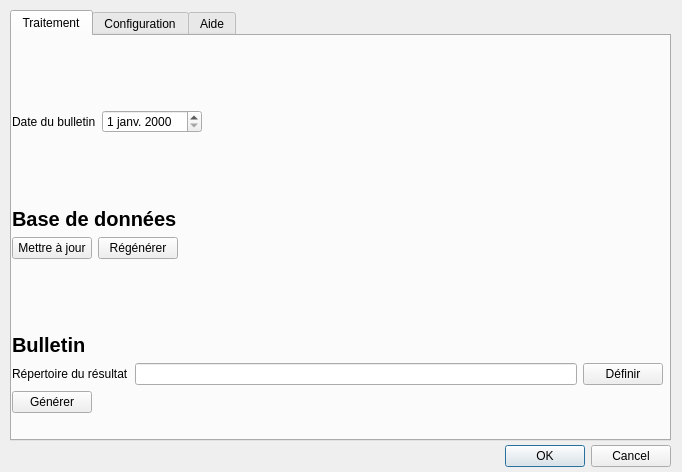
Before: the Qt Designer form FireStats/fire_stats_dialog_base.ui in BrunoCombal/qgis_plugins, drawn with Qt 5.
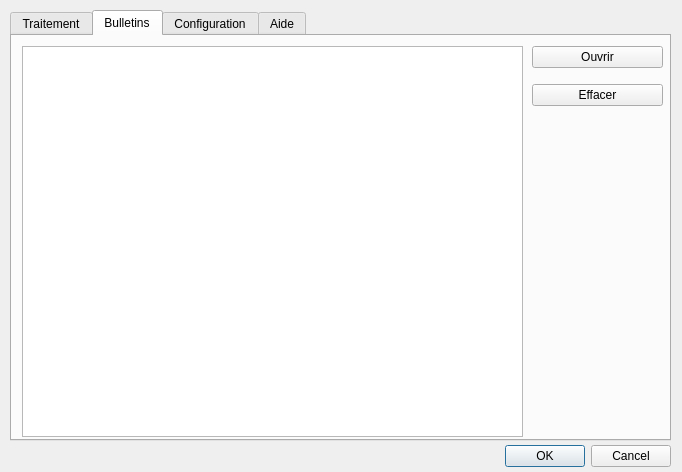
After: the same form once the commit is applied.

Commit message: corrected logic to trigger button

What changed in the file:
```diff
--- a/FireStats/fire_stats_dialog_base.ui
+++ b/FireStats/fire_stats_dialog_base.ui
@@ -39,7 +39,7 @@
     </rect>
    </property>
    <property name="currentIndex">
-    <number>0</number>
+    <number>1</number>
    </property>
    <widget class="QWidget" name="procTab">
     <property name="locale">
@@ -230,8 +230,59 @@
       </item>
      </layout>
     </widget>
-    <zorder>verticalLayoutWidget</zorder>
-    <zorder>label_2</zorder>
+   </widget>
+   <widget class="QWidget" name="bulletinsTab">
+    <property name="locale">
+     <locale language="French" country="France"/>
+    </property>
+    <attribute name="title">
+     <string>Bulletins</string>
+    </attribute>
+    <widget class="QWidget" name="verticalLayoutWidget_2">
+     <property name="geometry">
+      <rect>
+       <x>520</x>
+       <y>0</y>
+       <width>131</width>
+       <height>81</height>
+      </rect>
+     </property>
+     <layout class="QVBoxLayout" name="verticalLayout_2">
+      <item>
+       <widget class="QPushButton" name="openSelectedBulletinButton">
+        <property name="text">
+         <string>Ouvrir</string>
+        </property>
+        <property name="autoDefault">
+         <bool>true</bool>
+        </property>
+        <property name="default">
+         <bool>true</bool>
+        </property>
+        <property name="flat">
+         <bool>false</bool>
+        </property>
+       </widget>
+      </item>
+      <item>
+       <widget class="QPushButton" name="deleteSelectedBulletin">
+        <property name="text">
+         <string>Effacer</string>
+        </property>
+       </widget>
+      </item>
+     </layout>
+    </widget>
+    <widget class="QListWidget" name="bulletinsList">
+     <property name="geometry">
+      <rect>
+       <x>10</x>
+       <y>10</y>
+       <width>501</width>
+       <height>391</height>
+      </rect>
+     </property>
+    </widget>
    </widget>
    <widget class="QWidget" name="configTab">
     <property name="locale">
```
Left out of the diff: 11 changed lines with no effect on the pictures. The commit also changes 1 other file.
